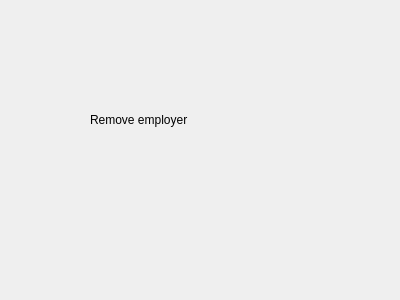
Old version of the form ui/removeemployedialog.ui in the repository eliphanio/Gestion-d-employer-et-de-paie.
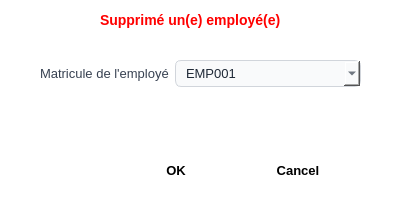
New version of the form.

Commit message: design dialog

Patch:
```diff
--- a/ui/removeemployedialog.ui
+++ b/ui/removeemployedialog.ui
@@ -7,23 +7,147 @@
     <x>0</x>
     <y>0</y>
     <width>400</width>
-    <height>300</height>
+    <height>201</height>
    </rect>
   </property>
   <property name="windowTitle">
    <string>Dialog</string>
   </property>
-  <widget class="QLabel" name="label">
+  <property name="styleSheet">
+   <string notr="true">QDialog {
+    background-color: #FFFFFF;
+}
+
+QLineEdit, QComboBox {
+    border: 1px solid #D1D5DB;
+    background-color: #F9FAFB;
+    border-radius: 6px;
+    padding: 4px 10px;
+    color: #1F2937;
+    font-size: 13px;
+    selection-background-color: #2563EB;
+}
+
+QLineEdit:hover, QComboBox:hover {
+    border: 1px solid #94A3B8;
+}
+
+QLineEdit:focus, QComboBox:focus {
+    border: 1px solid #2563EB;
+    background-color: #FFFFFF;
+}
+
+QLineEdit:disabled, QComboBox:disabled {
+    background-color: #F3F4F6;
+    color: #9CA3AF;
+    border: 1px solid #E5E7EB;
+}
+
+QLabel {
+    color: #374151;
+    font-size: 13px;
+    background-color: transparent;
+}</string>
+  </property>
+  <widget class="QDialogButtonBox" name="buttonBox">
    <property name="geometry">
     <rect>
-     <x>90</x>
-     <y>110</y>
-     <width>191</width>
+     <x>75</x>
+     <y>150</y>
+     <width>281</width>
+     <height>41</height>
+    </rect>
+   </property>
+   <property name="styleSheet">
+    <string notr="true">QDialogButtonBox {
+    background-color: transparent;
+    border: none;
+    padding: 10px 0px;
+}
+
+QDialogButtonBox QPushButton {
+    min-width: 100px;
+    min-height: 20px;
+    padding: 4px 8px;
+    border-radius: 6px;
+    font-size: 13px;
+    font-weight: 600;
+    border: none;
+}
+
+/* Bouton OK */
+QDialogButtonBox QPushButton[text=&quot;OK&quot;] {
+	background-color: rgb(255, 0, 0);
+    color: white;
+}
+
+QDialogButtonBox QPushButton[text=&quot;OK&quot;]:hover {
+    
+	
+	background-color: rgb(216, 0, 0);
+}
+
+
+/* Bouton Annuler */
+QDialogButtonBox QPushButton[text=&quot;Cancel&quot;] {
+    background-color: #E5E7EB;
+    color: #374151;
+}
+
+QDialogButtonBox QPushButton[text=&quot;Cancel&quot;]:hover {
+    background-color: #D1D5DB;
+}
+
+QDialogButtonBox QPushButton:pressed {
+    padding-top: 10px;
+}</string>
+   </property>
+   <property name="standardButtons">
+    <set>QDialogButtonBox::StandardButton::Cancel|QDialogButtonBox::StandardButton::Ok</set>
+   </property>
+  </widget>
+  <widget class="QWidget" name="formLayoutWidget">
+   <property name="geometry">
+    <rect>
+     <x>40</x>
+     <y>60</y>
+     <width>321</width>
+     <height>80</height>
+    </rect>
+   </property>
+   <layout class="QFormLayout" name="formLayout">
+    <item row="0" column="0">
+     <widget class="QLabel" name="matriculeDeLEmployLabel">
+      <property name="text">
+       <string>Matricule de l'employé</string>
+      </property>
+     </widget>
+    </item>
+    <item row="0" column="1">
+     <widget class="QComboBox" name="matriculeEmployComboBox">
+      <property name="placeholderText">
+       <string>EMP001</string>
+      </property>
+     </widget>
+    </item>
+   </layout>
+  </widget>
+  <widget class="QLabel" name="label_2">
+   <property name="geometry">
+    <rect>
+     <x>100</x>
+     <y>10</y>
+     <width>211</width>
      <height>20</height>
     </rect>
    </property>
+   <property name="styleSheet">
+    <string notr="true">color: red;
+font-weight: bold;
+font-size: 14px;</string>
+   </property>
    <property name="text">
-    <string>Remove employer</string>
+    <string>Supprimé un(e) employé(e)</string>
    </property>
   </widget>
  </widget>
```
Left out of the diff: 2 changed lines with no effect on the pictures. The commit also changes 6 other files.
